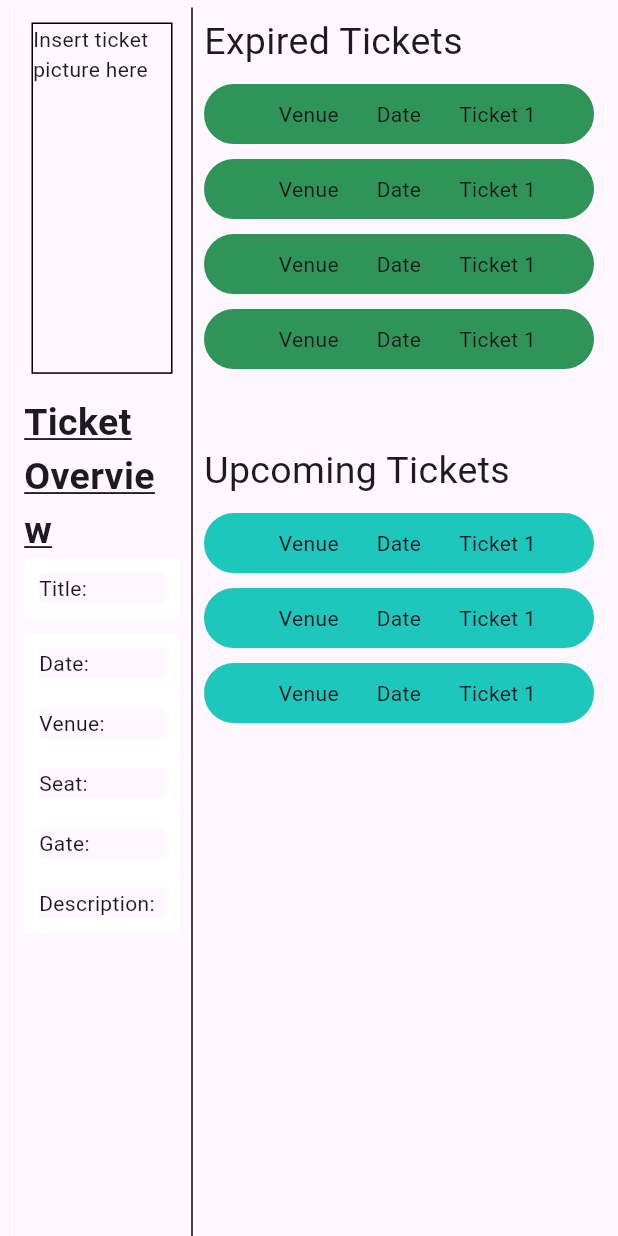
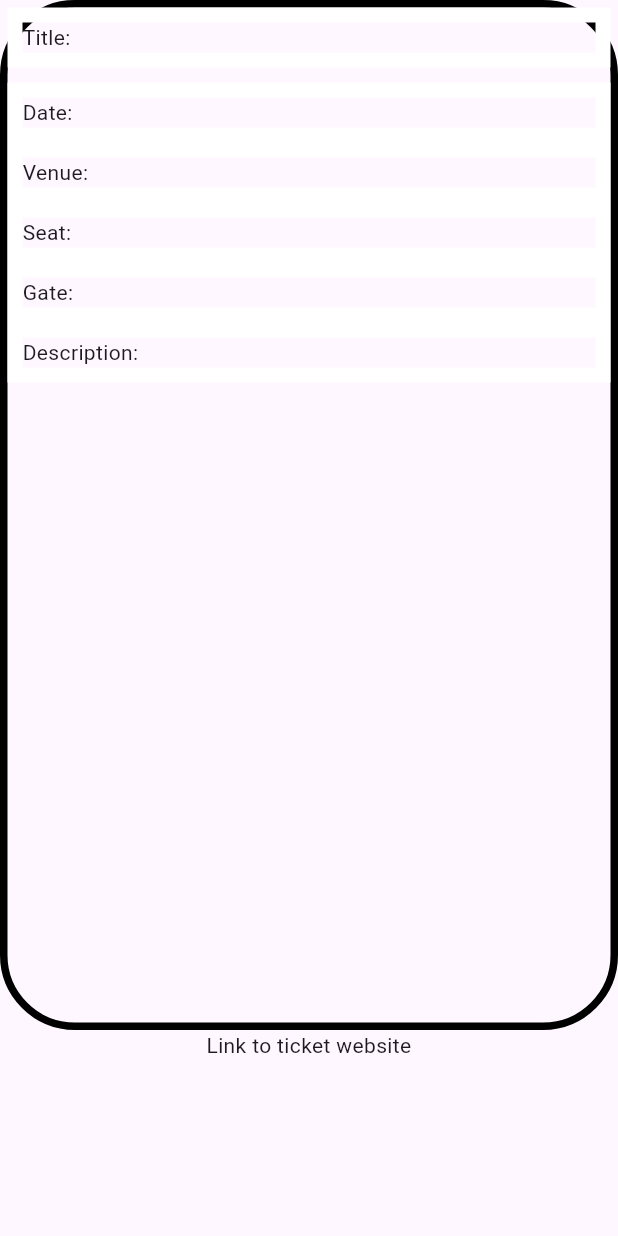
Before and after one commit to NDimish/HelioLunares, a Flutter app: the screen it shows after launch, on a phone screen of 412 x 824 dp. Run offline on Flutter 3.47's test engine with Material 2 defaults, Android fonts, the phone set to English and light mode, and no system bars.

Commit message:
- create rough idea of buy ticket screen

```diff
--- a/frontend/lib/main.dart
+++ b/frontend/lib/main.dart
@@ -1,4 +1,5 @@
 import 'package:flutter/material.dart';
+import 'package:university_ticketing_system/screens/buy_ticket_screen.dart';
 import 'package:university_ticketing_system/screens/landing_screen.dart';
 import 'package:university_ticketing_system/screens/user_bought_ticket_screen.dart';
 
@@ -17,7 +18,7 @@ class UniversityTicketingSystem extends StatelessWidget {
         useMaterial3: true,
       ),
       debugShowCheckedModeBanner: false,
-      home: UserBoughtTicketScreen(),
+      home: BuyTicketScreen(),
     );
   }
 }
--- /dev/null
+++ b/frontend/lib/screens/buy_ticket_screen.dart
@@ -0,0 +1,146 @@
+import 'package:flutter/material.dart';
+
+class BuyTicketScreen extends StatelessWidget{
+  const BuyTicketScreen({super.key});
+
+  @override
+  Widget build(BuildContext context) {
+    return Scaffold(
+      body: Column(
+      mainAxisAlignment: MainAxisAlignment.start,
+      crossAxisAlignment: CrossAxisAlignment.stretch,
+        children: [
+
+          Expanded(
+            flex: 5,
+            child: Container(
+              decoration: BoxDecoration(
+                border: Border.all(
+                  width: 5,
+                  color: Colors.black
+                ),
+                borderRadius: BorderRadius.circular(50),
+              ),
+              child: Column(
+                children: [
+
+                  Container(
+                  decoration: BoxDecoration(
+                    border: Border.all(
+                      width: 10,
+                      color: Colors.white
+                    ),
+                  ),
+                  child: Row(
+                    children: const [
+                      Expanded(
+                        child: Text ('Title: ', textAlign: TextAlign.left),
+                      ),
+                    ],
+                  )
+                ),
+
+                const SizedBox(height: 10,),
+
+                Container(
+                  decoration: BoxDecoration(
+                    border: Border.all(
+                      width: 10,
+                      color: Colors.white
+                    ),
+                  ),
+                  child: Row(
+                    children: const [
+                      Expanded(
+                        child: Text ('Date: ', textAlign: TextAlign.left),
+                      ),
+                    ],
+                  )
+                ),
+
+
+                Container(
+                  decoration: BoxDecoration(
+                    border: Border.all(
+                      width: 10,
+                      color: Colors.white
+                    ),
+                  ),
+                  child: Row(
+                    children: const [
+                      Expanded(
+                        child: Text ('Venue: ', textAlign: TextAlign.left),
+                      ),
+                    ],
+                  )
+                ),
+
+
+                Container(
+                  decoration: BoxDecoration(
+                    border: Border.all(
+                      width: 10,
+                      color: Colors.white
+                    ),
+                  ),
+                  child: Row(
+                    children: const [
+                      Expanded(
+                        child: Text ('Seat: ', textAlign: TextAlign.left),
+                      ),
+                    ],
+                  )
+                ),
+
+
+                Container(
+                  decoration: BoxDecoration(
+                    border: Border.all(
+                      width: 10,
+                      color: Colors.white
+                    ),
+                  ),
+                  child: Row(
+                    children: const [
+                      Expanded(
+                        child: Text ('Gate: ', textAlign: TextAlign.left),
+                      ),
+                    ],
+                  )
+                ),
+
+
+                Container(
+                  decoration: BoxDecoration(
+                    border: Border.all(
+                      width: 10,
+                      color: Colors.white
+                    ),
+                  ),
+                  child: Row(
+                    children: const [
+                      Expanded(
+                        child: Text ('Description: ', textAlign: TextAlign.left),
+                      ),
+                    ],
+                  )
+                ),
+                ],
+              ),
+            )
+          ),
+
+          Expanded(
+            flex: 1,
+            child: Text(
+              'Link to ticket website',
+              textAlign: TextAlign.center,
+            ),
+
+          )
+        ],
+      ),
+    );
+  }
+
+}
--- a/frontend/lib/screens/user_bought_ticket_screen.dart
+++ b/frontend/lib/screens/user_bought_ticket_screen.dart
@@ -9,101 +9,7 @@ class UserBoughtTicketScreen extends StatefulWidget {
 
 class _UserBoughtTicketScreenState extends State<UserBoughtTicketScreen> {
   @override
-  // Widget build(BuildContext context) {
-  //   return Scaffold(
-  //     body: Row(
-  //     children: [
-  //       Expanded(
-  //         child: Container(
-              // decoration: BoxDecoration(
-              //   color: const Color.fromARGB(255, 47, 148, 87),
-              //   border: Border.all(
-              //       width: 10, color: const Color.fromARGB(255, 47, 148, 87)),
-              //   borderRadius: BorderRadius.circular(20),
-              // ),
-              // child: const Text(
-              //   'Hello World',
-              //   style: TextStyle(
-              //     color: Colors.white,
-              //     fontSize: 16,
-              //   ),
-              // )),
-  //       ),
-  //       Expanded(
-  //           flex: 4,
-  //             child: Column(
-  //               children: [
-  //                 Expanded(
-  //                   child: Container(
-  //                     decoration: BoxDecoration(
-  //                       color: const Color.fromARGB(255, 47, 148, 87),
-  //                       border: Border.all(
-  //                         width: 10,
-  //                         color: const Color.fromARGB(255, 47, 148, 87)
-  //                       ),
-  //                       borderRadius: BorderRadius.circular(20),
-  //                     ),
-  //                     child: const Text(
-  //                       'Hello World',
-  //                       style: TextStyle(
-  //                         color: Colors.white,
-  //                         fontSize: 16,
-  //                       ),
-  //                     )
-  //                   ),
-  //                 ),
-  //               ],
-  //             )
-  //         ),
-  //     ],)
-  //   );
-  // }
-
-  // Widget build(BuildContext context) {
-  //   return Scaffold(
-  //     body: Row(
-  //     children: [
-  //       Expanded(
-  //         child: Container(
-  //             decoration: BoxDecoration(
-  //               color: const Color.fromARGB(255, 47, 148, 87),
-  //               border: Border.all(
-  //                   width: 10, color: const Color.fromARGB(255, 47, 148, 87)),
-  //               borderRadius: BorderRadius.circular(20),
-  //             ),
-  //             child: const Text(
-  //               'Hello World',
-  //               style: TextStyle(
-  //                 color: Colors.white,
-  //                 fontSize: 16,
-  //               ),
-  //             )),
-  //       ),
-  //       Expanded(
-  //           flex: 4,
-  //           child: Container(
-  //             decoration: BoxDecoration(
-  //               color: const Color.fromARGB(255, 47, 148, 87),
-  //               border: Border.all(
-  //                 width: 10,
-  //                 color: const Color.fromARGB(255, 47, 148, 87)
-  //               ),
-  //               borderRadius: BorderRadius.circular(20),
-  //             ),
-  //             child: const Text(
-  //               'Hello World',
-  //               style: TextStyle(
-  //                 color: Colors.white,
-  //                 fontSize: 16,
-  //               ),
-  //             )
-  //           ),
-  //         ),
-  //     ],)
-  //   );
-  // }
-
-    Widget build(BuildContext context) {
+  Widget build(BuildContext context) {
     return Scaffold(
       body: Row(
       children: <Widget> [
@@ -504,76 +410,76 @@ class _UserBoughtTicketScreenState extends State<UserBoughtTicketScreen> {
 
 
 
-// import 'package:flutter/material.dart';
+}
 
-// void main() => runApp(const MyApp());
 
-// class MyApp extends StatelessWidget {
-//   const MyApp({super.key});
+// class Item {
+//   Item({
+//     required this.expandedValue,
+//     required this.headerValue,
+//     this.isExpanded = false,
+//   });
+
+//   String expandedValue;
+//   String headerValue;
+//   bool isExpanded;
+// }
+
+// List<Item> generateItems(int numberOfItems) {
+//   return List<Item>.generate(numberOfItems, (int index) {
+//     return Item(
+//       headerValue: 'Panel $index',
+//       expandedValue: 'This is item number $index',
+//     );
+//   });
+// }
+
+// class MyStatefulWidget extends StatefulWidget {
+//   const MyStatefulWidget({super.key});
+
+//   @override
+//   State<MyStatefulWidget> createState() => _MyStatefulWidgetState();
+// }
+
+// class _MyStatefulWidgetState extends State<MyStatefulWidget> {
+//   final List<Item> _data = generateItems(8);
 
 //   @override
 //   Widget build(BuildContext context) {
-//     return MaterialApp(
-//       home: Scaffold(
-//         appBar: AppBar(title: const Text('Divider Sample')),
-//         body: const DividerExample(),
+//     return SingleChildScrollView(
+//       child: Container(
+//         child: _buildPanel(),
 //       ),
 //     );
 //   }
-// }
 
-// class DividerExample extends StatelessWidget {
-//   const DividerExample({super.key});
-
-//   @override
-//   Widget build(BuildContext context) {
-//     return Center(
-//       child: Column(
-//         children: <Widget>[
-//           Expanded(
-//             child: Container(
-//               color: Colors.amber,
-//               child: const Center(
-//                 child: Text('Above'),
-//               ),
-//             ),
-//           ),
-//           const Divider(
-//             height: 20,
-//             thickness: 5,
-//             indent: 20,
-//             endIndent: 0,
-//             color: Colors.black,
-//           ),
-//           // Subheader example from Material spec.
-//           // https://material.io/components/dividers#types
-//           Container(
-//             padding: const EdgeInsets.only(left: 20),
-//             child: Align(
-//               alignment: AlignmentDirectional.centerStart,
-//               child: Text(
-//                 'Subheader',
-//                 style: Theme.of(context).textTheme.bodySmall,
-//                 textAlign: TextAlign.start,
-//               ),
-//             ),
-//           ),
-//           Expanded(
-//             child: Container(
-//               color: Theme.of(context).colorScheme.primary,
-//               child: const Center(
-//                 child: Text('Below'),
-//               ),
-//             ),
-//           ),
-//         ],
-//       ),
+//   Widget _buildPanel() {
+//     return ExpansionPanelList(
+//       expansionCallback: (int index, bool isExpanded) {
+//         setState(() {
+//           _data[index].isExpanded = !isExpanded;
+//         });
+//       },
+//       children: _data.map<ExpansionPanel>((Item item) {
+//         return ExpansionPanel(
+//           headerBuilder: (BuildContext context, bool isExpanded) {
+//             return ListTile(
+//               title: Text(item.headerValue),
+//             );
+//           },
+//           body: ListTile(
+//               title: Text(item.expandedValue),
+//               subtitle:
+//                   const Text('To delete this panel, tap the trash can icon'),
+//               trailing: const Icon(Icons.delete),
+//               onTap: () {
+//                 setState(() {
+//                   _data.removeWhere((Item currentItem) => item == currentItem);
+//                 });
+//               }),
+//           isExpanded: item.isExpanded,
+//         );
+//       }).toList(),
 //     );
 //   }
 // }
-
-
-
-
-
-}
```
